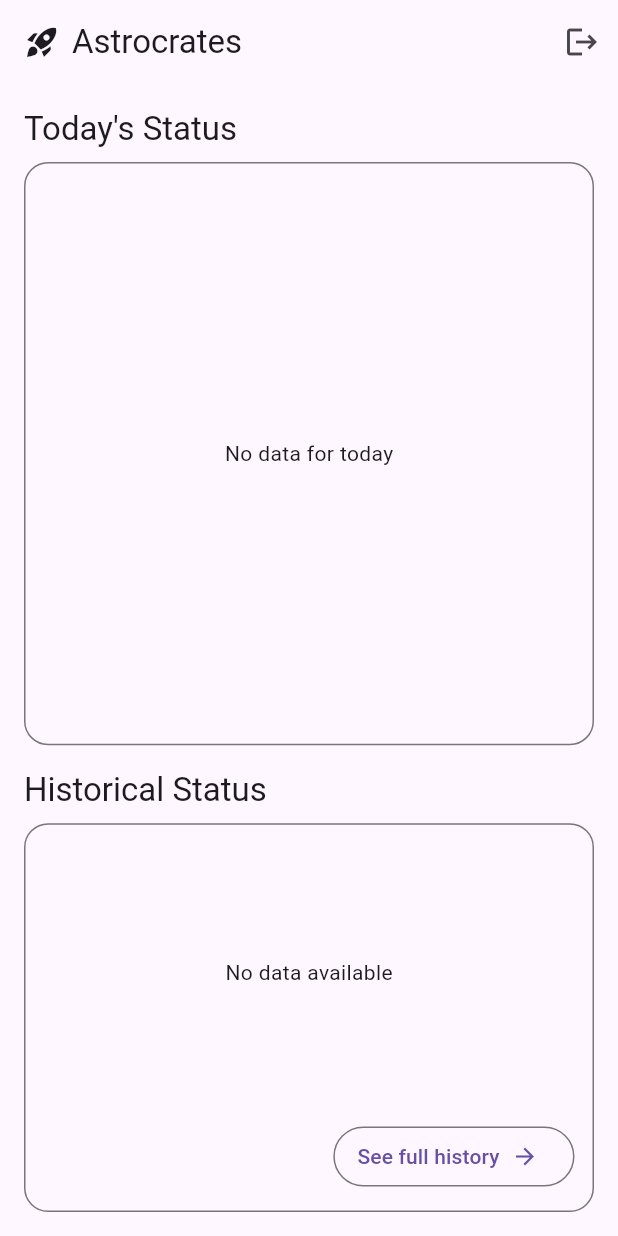
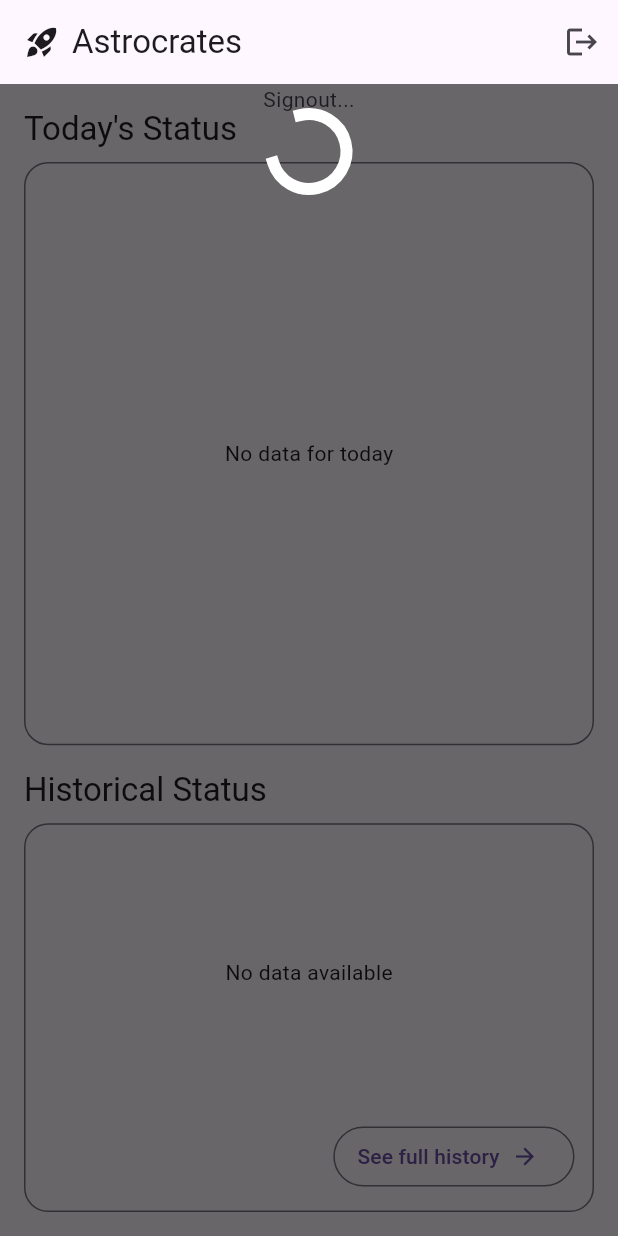
Before and after one commit to MimisLovesToProgram/astrodegen-space-apps, a Flutter app: the StatusScreen screen opened directly, on a phone screen of 412 x 824 dp. Run offline on Flutter 3.47's test engine with Material 3 defaults, Android fonts, the phone set to English and light mode, and no system bars; our stand-ins replace shared_preferences; accounts and stored records are empty.

Commit message:
Changed some stuff on the status and history screens (still untested)

```diff
--- a/challenges/health-monitoring/src/app_frontend/lib/logic/models.dart
+++ b/challenges/health-monitoring/src/app_frontend/lib/logic/models.dart
@@ -40,6 +40,14 @@ class CurrentUser {
 
     return true; // for success
   }
+
+  Future<bool> signout() async {
+    await Future.delayed(Duration(seconds: 4));
+
+    crewId = "";
+
+    return true;
+  }
 }
 
 
--- a/challenges/health-monitoring/src/app_frontend/lib/screens/history_screen.dart
+++ b/challenges/health-monitoring/src/app_frontend/lib/screens/history_screen.dart
@@ -231,7 +231,7 @@ class _HistoryScreenState extends State<HistoryScreen> {
                   value: progress,
                   minHeight: 10,
                   color: color,
-                  backgroundColor: color.withOpacity(0.2),
+                  backgroundColor: color.withValues(alpha: 0.2),
                 ),
               ),
             ),
@@ -258,7 +258,7 @@ class _HistoryScreenState extends State<HistoryScreen> {
                   value: share,
                   minHeight: 10,
                   color: color,
-                  backgroundColor: color.withOpacity(0.2),
+                  backgroundColor: color.withValues(alpha: 0.2),
                 ),
               ),
             ),
@@ -342,7 +342,7 @@ class _ScrollList extends StatelessWidget {
         // Extra right padding keeps entries clear of the scrollbar.
         padding: const EdgeInsets.fromLTRB(12, 12, 20, 12),
         itemCount: children.length,
-        separatorBuilder: (_, __) => const SizedBox(height: 14),
+        separatorBuilder: (_, _) => const SizedBox(height: 14),
         itemBuilder: (_, i) => children[i],
       ),
     );
--- a/challenges/health-monitoring/src/app_frontend/lib/screens/status_screen.dart
+++ b/challenges/health-monitoring/src/app_frontend/lib/screens/status_screen.dart
@@ -1,3 +1,6 @@
+import 'package:app_frontend/logic/models.dart';
+import 'package:app_frontend/screens/history_screen.dart';
+import 'package:app_frontend/screens/login_screen.dart';
 import 'package:flutter/material.dart';
 
 import 'package:app_frontend/logic/view_models.dart';
@@ -60,6 +63,9 @@ class StatusScreen extends StatefulWidget {
 class _StatusScreenState extends State<StatusScreen> {
   final ScrollController _todayController = ScrollController();
   final ScrollController _historyController = ScrollController();
+
+  // For the circular progress indicator
+  bool isLoading = false;
 
   @override
   void dispose() {
@@ -124,13 +130,33 @@ class _StatusScreenState extends State<StatusScreen> {
           IconButton(
             icon: const Icon(Icons.logout),
             tooltip: 'Log out',
-            onPressed: () {
-              // TODO: implement logout.
+            onPressed: () async {
+              setState(() {
+                isLoading = true;
+              });
+              final success = await CurrentUser.instance.signout();
+              setState(() {
+                isLoading = false;
+              });
+
+              if (!context.mounted) return;
+
+              if (success) {
+                Navigator.pushReplacement(
+                  context,
+                  MaterialPageRoute(builder: (_) => LoginScreen())
+                );
+              }
+
             },
           ),
         ],
       ),
-      body: SafeArea(
+
+      body: Stack(
+        children: [
+
+          SafeArea(
             child: Padding(
               padding: const EdgeInsets.all(16),
               child: Column(
@@ -148,6 +174,30 @@ class _StatusScreenState extends State<StatusScreen> {
                 ],
               ),
             ),
+          ),
+
+          // For the loading indicator
+          Positioned.fill(
+            child: Container(
+              color: const Color.fromARGB(150, 0, 0, 0),
+              child: Column(
+                children: [
+
+                  Text("Signout..."),
+                  SizedBox(
+                    height: 50,
+                    width: 50,
+                    child: CircularProgressIndicator(
+                      color: Colors.white,
+                      strokeWidth: 8,
+                    ),
+                  )
+
+                ],
+              ),
+            ),
+          ),
+        ],
       ),
     );
   }
@@ -173,7 +223,7 @@ class _StatusScreenState extends State<StatusScreen> {
                 // Right padding keeps entries clear of the scrollbar.
                 padding: const EdgeInsets.fromLTRB(12, 12, 20, 12),
                 itemCount: entries.length,
-                separatorBuilder: (_, __) => const SizedBox(height: 14),
+                separatorBuilder: (_, _) => const SizedBox(height: 14),
                 itemBuilder: (context, i) {
                   final key = entries[i].key;
                   final cfg = entries[i].value;
@@ -202,7 +252,7 @@ class _StatusScreenState extends State<StatusScreen> {
                   value: progress,
                   minHeight: 10,
                   color: color,
-                  backgroundColor: color.withOpacity(0.2),
+                  backgroundColor: color.withValues(alpha: 0.2),
                 ),
               ),
             ),
@@ -268,7 +318,7 @@ class _StatusScreenState extends State<StatusScreen> {
                       controller: _historyController,
                       padding: const EdgeInsets.fromLTRB(12, 12, 20, 8),
                       itemCount: entries.length,
-                      separatorBuilder: (_, __) => const SizedBox(height: 14),
+                      separatorBuilder: (_, _) => const SizedBox(height: 14),
                       itemBuilder: (context, i) {
                         final name = entries[i].key.toString();
                         final percent =
@@ -291,7 +341,7 @@ class _StatusScreenState extends State<StatusScreen> {
                                       minHeight: 10,
                                       color: color,
                                       backgroundColor:
-                                          color.withOpacity(0.2),
+                                          color.withValues(alpha: 0.2),
                                     ),
                                   ),
                                 ),
@@ -311,9 +361,10 @@ class _StatusScreenState extends State<StatusScreen> {
               alignment: Alignment.centerRight,
               child: OutlinedButton.icon(
                 onPressed: () {
-                  // TODO: navigate to the full history screen, e.g.:
-                  // Navigator.push(context, MaterialPageRoute(
-                  //     builder: (_) => const HistoryScreen()));
+                  Navigator.push(
+                    context,
+                    MaterialPageRoute(builder: (_) => HistoryScreen())
+                  );
                 },
                 icon: const Text('See full history'),
                 label: const Icon(Icons.arrow_forward, size: 18),
```
Lines whose indentation alone changed are shown as unchanged.
